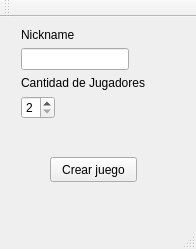
AndreyZartty/Scrabble, file pantallajuego.ui: the form before one commit.
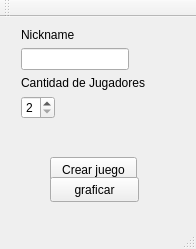
The form after the commit.

```diff
--- a/pantallajuego.ui
+++ b/pantallajuego.ui
@@ -74,6 +74,19 @@
      </item>
     </layout>
    </widget>
+   <widget class="QPushButton" name="graf_button">
+    <property name="geometry">
+     <rect>
+      <x>50</x>
+      <y>160</y>
+      <width>89</width>
+      <height>25</height>
+     </rect>
+    </property>
+    <property name="text">
+     <string>graficar</string>
+    </property>
+   </widget>
   </widget>
   <widget class="QMenuBar" name="menuBar">
    <property name="geometry">
```
